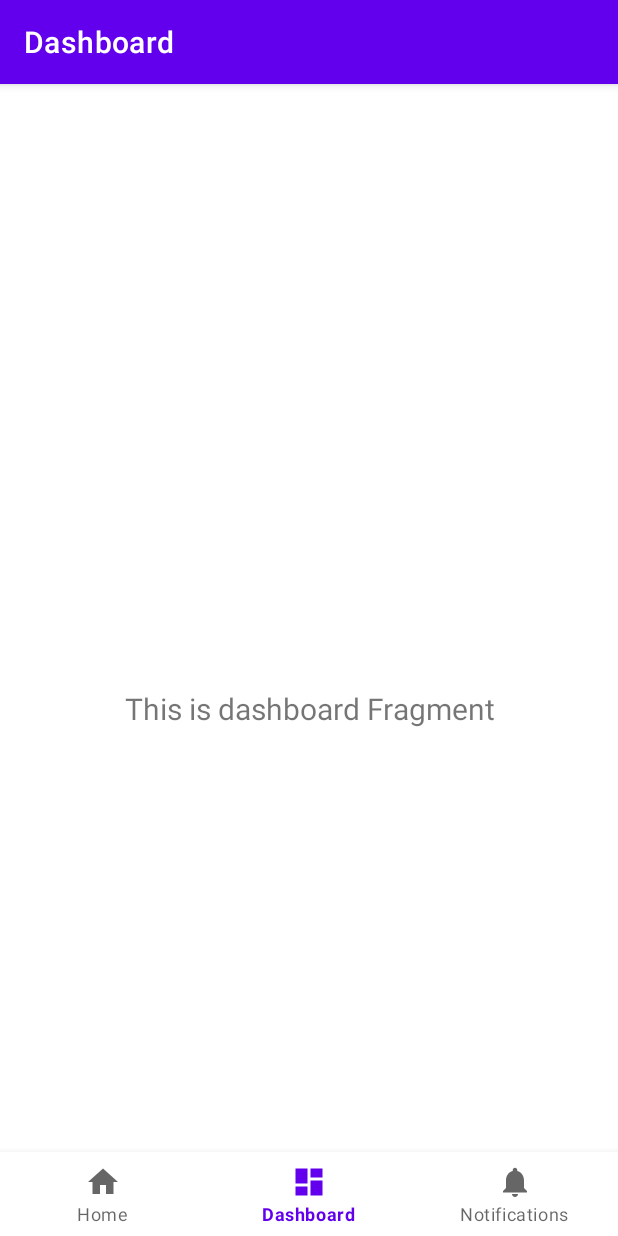
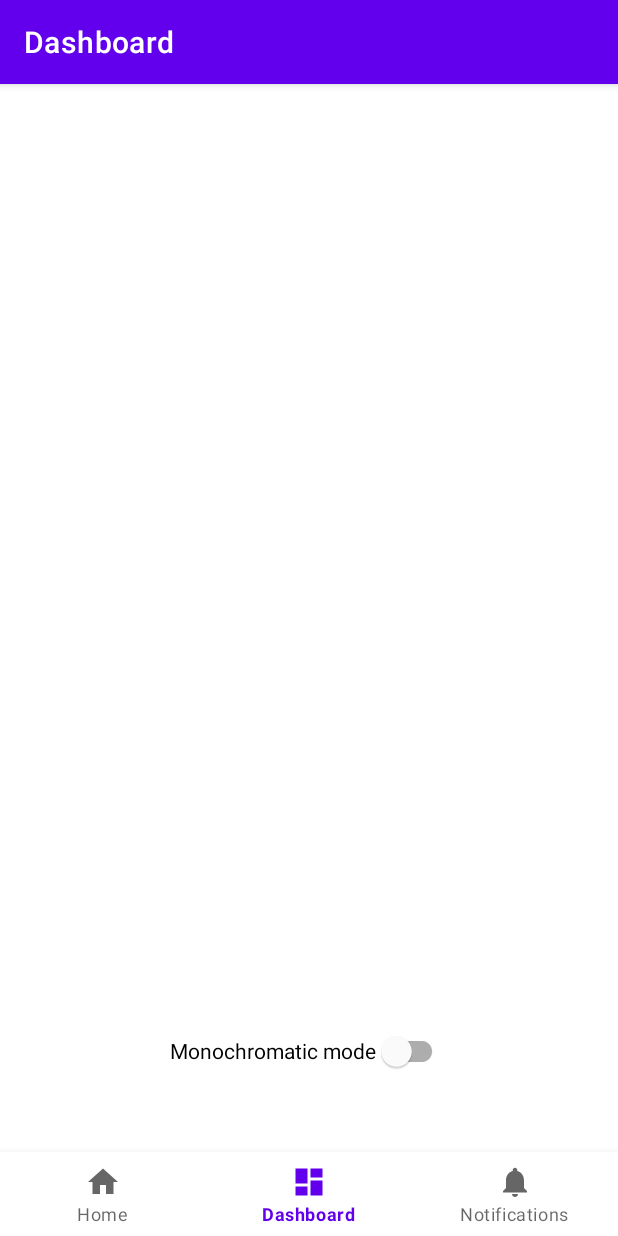
Before and after one commit to rstaniek/JOMO, an Android app: the DashboardFragment screen opened through its navigation route, on a phone screen of 412 x 824 dp. Run offline under Robolectric (Android 15) with nearby library versions, the phone set to English and light mode, and no system bars; our stand-ins replace navigation-ui.

Commit message:
WIP: monochrome mode + install script needs rework

```diff
--- a/android/app/src/main/AndroidManifest.xml
+++ b/android/app/src/main/AndroidManifest.xml
@@ -2,6 +2,7 @@
 <manifest xmlns:android="http://schemas.android.com/apk/res/android"
     package="dk.mths.jomo">
 
+    <uses-permission android:name="android.permission.WRITE_SECURE_SETTINGS" />
     <application
         android:allowBackup="true"
         android:icon="@mipmap/ic_launcher"
--- a/android/app/src/main/java/dk/mths/jomo/ui/dashboard/DashboardFragment.kt
+++ b/android/app/src/main/java/dk/mths/jomo/ui/dashboard/DashboardFragment.kt
@@ -1,12 +1,15 @@
 package dk.mths.jomo.ui.dashboard
 
 import android.os.Bundle
+import android.provider.Settings
 import android.view.LayoutInflater
 import android.view.View
 import android.view.ViewGroup
+import android.widget.Switch
 import android.widget.TextView
 import androidx.fragment.app.Fragment
 import androidx.lifecycle.ViewModelProvider
+import com.google.android.material.switchmaterial.SwitchMaterial
 import dk.mths.jomo.databinding.FragmentDashboardBinding
 
 class DashboardFragment : Fragment() {
@@ -28,9 +31,15 @@ class DashboardFragment : Fragment() {
         _binding = FragmentDashboardBinding.inflate(inflater, container, false)
         val root: View = binding.root
 
-        val textView: TextView = binding.textDashboard
-        dashboardViewModel.text.observe(viewLifecycleOwner) {
-            textView.text = it
+        val switchControl: SwitchMaterial = binding.switch1
+        switchControl.setOnClickListener {
+            if (switchControl.isChecked){
+                writeSetting("accessibility_display_daltonizer_enabled", "1")
+                writeSetting("accessibility_display_daltonizer", "0")
+            } else {
+                writeSetting("accessibility_display_daltonizer_enabled", "0")
+                writeSetting("accessibility_display_daltonizer", "-1")
+            }
         }
         return root
     }
@@ -39,4 +48,8 @@ class DashboardFragment : Fragment() {
         super.onDestroyView()
         _binding = null
     }
+
+    private fun writeSetting(name: String, value: String){
+        Settings.Secure.putString(requireActivity().contentResolver, name, value)
+    }
 }
--- a/android/app/src/main/java/dk/mths/jomo/ui/dashboard/DashboardViewModel.kt
+++ b/android/app/src/main/java/dk/mths/jomo/ui/dashboard/DashboardViewModel.kt
@@ -6,8 +6,13 @@ import androidx.lifecycle.ViewModel
 
 class DashboardViewModel : ViewModel() {
 
-    private val _text = MutableLiveData<String>().apply {
-        value = "This is dashboard Fragment"
-    }
-    val text: LiveData<String> = _text
+//    private val _text = MutableLiveData<String>().apply {
+//        value = "This is dashboard Fragment"
+//    }
+//    val text: LiveData<String> = _text
+//
+//    private val _switch1 = MutableLiveData<Boolean>().apply {
+//        value = false
+//    }
+//    val switch1: LiveData<Boolean> = _switch1
 }
--- a/android/app/src/main/res/layout/fragment_dashboard.xml
+++ b/android/app/src/main/res/layout/fragment_dashboard.xml
@@ -6,17 +6,15 @@
     android:layout_height="match_parent"
     tools:context=".ui.dashboard.DashboardFragment">
 
-    <TextView
-        android:id="@+id/text_dashboard"
-        android:layout_width="match_parent"
+    <com.google.android.material.switchmaterial.SwitchMaterial
+        android:id="@+id/switch1"
+        android:layout_width="wrap_content"
         android:layout_height="wrap_content"
-        android:layout_marginStart="8dp"
-        android:layout_marginTop="8dp"
-        android:layout_marginEnd="8dp"
-        android:textAlignment="center"
-        android:textSize="20sp"
+        android:minHeight="48dp"
+        android:text="@string/switch_monochromatic_mode"
         app:layout_constraintBottom_toBottomOf="parent"
         app:layout_constraintEnd_toEndOf="parent"
         app:layout_constraintStart_toStartOf="parent"
-        app:layout_constraintTop_toTopOf="parent" />
+        app:layout_constraintTop_toTopOf="parent"
+        app:layout_constraintVertical_bias="0.85" />
 </androidx.constraintlayout.widget.ConstraintLayout>
--- /dev/null
+++ b/android/app/src/main/res/values-night/strings.xml
@@ -0,0 +1,4 @@
+<?xml version="1.0" encoding="utf-8"?>
+<resources>
+    <string name="switch_monochromatic_mode">Monochromatic mode</string>
+</resources>
--- a/android/app/src/main/res/values/strings.xml
+++ b/android/app/src/main/res/values/strings.xml
@@ -3,4 +3,5 @@
     <string name="title_home">Home</string>
     <string name="title_dashboard">Dashboard</string>
     <string name="title_notifications">Notifications</string>
+    <string name="switch_monochromatic_mode">Monochromatic mode</string>
 </resources>
```
Also changed, not shown: 1 other file.
